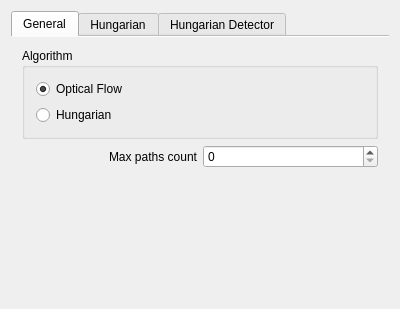
First picture: the form in trunk/src/projects/src/StartPanel/ui/PathDetectionConfig.ui, repository mk4me/sava-linux, before the edit.
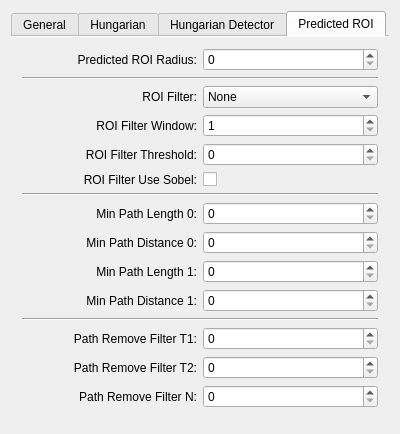
Second picture: the form after the edit. Custom widgets are drawn as their Qt base class.

Diff of the .ui file:
```diff
--- a/trunk/src/projects/src/StartPanel/ui/PathDetectionConfig.ui
+++ b/trunk/src/projects/src/StartPanel/ui/PathDetectionConfig.ui
@@ -7,7 +7,7 @@
     <x>0</x>
     <y>0</y>
     <width>400</width>
-    <height>300</height>
+    <height>395</height>
    </rect>
   </property>
   <property name="windowTitle">
@@ -17,7 +17,7 @@
    <item row="1" column="0">
     <widget class="QTabWidget" name="tabWidget">
      <property name="currentIndex">
-      <number>0</number>
+      <number>3</number>
      </property>
      <property name="documentMode">
       <bool>true</bool>
@@ -593,6 +593,266 @@
        </item>
       </layout>
      </widget>
+     <widget class="QWidget" name="tab">
+      <attribute name="title">
+       <string>Predicted ROI</string>
+      </attribute>
+      <layout class="QGridLayout" name="gridLayout_5">
+       <item row="14" column="1">
+        <widget class="QSpinBox" name="m_PathRemoveFilterN">
+         <property name="maximum">
+          <number>1000</number>
+         </property>
+        </widget>
+       </item>
+       <item row="9" column="1">
+        <widget class="QSpinBox" name="m_MinPathLength1">
+         <property name="maximum">
+          <number>1000</number>
+         </property>
+        </widget>
+       </item>
+       <item row="3" column="0">
+        <widget class="QLabel" name="label_13">
+         <property name="text">
+          <string>ROI Filter Window:</string>
+         </property>
+         <property name="alignment">
+          <set>Qt::AlignRight|Qt::AlignTrailing|Qt::AlignVCenter</set>
+         </property>
+        </widget>
+       </item>
+       <item row="0" column="0">
+        <widget class="QLabel" name="label_11">
+         <property name="text">
+          <string>Predicted ROI Radius:</string>
+         </property>
+         <property name="alignment">
+          <set>Qt::AlignRight|Qt::AlignTrailing|Qt::AlignVCenter</set>
+         </property>
+        </widget>
+       </item>
+       <item row="4" column="0">
+        <widget class="QLabel" name="label_14">
+         <property name="text">
+          <string>ROI Filter Threshold:</string>
+         </property>
+         <property name="alignment">
+          <set>Qt::AlignRight|Qt::AlignTrailing|Qt::AlignVCenter</set>
+         </property>
+        </widget>
+       </item>
+       <item row="2" column="0">
+        <widget class="QLabel" name="label_12">
+         <property name="text">
+          <string>ROI Filter:</string>
+         </property>
+         <property name="alignment">
+          <set>Qt::AlignRight|Qt::AlignTrailing|Qt::AlignVCenter</set>
+         </property>
+        </widget>
+       </item>
+       <item row="4" column="1">
+        <widget class="QSpinBox" name="m_RoiFilterThreshold">
+         <property name="maximum">
+          <number>255</number>
+         </property>
+        </widget>
+       </item>
+       <item row="5" column="0">
+        <widget class="QLabel" name="label_15">
+         <property name="text">
+          <string>ROI Filter Use Sobel:</string>
+         </property>
+         <property name="alignment">
+          <set>Qt::AlignRight|Qt::AlignTrailing|Qt::AlignVCenter</set>
+         </property>
+        </widget>
+       </item>
+       <item row="5" column="1">
+        <widget class="QCheckBox" name="m_RoiFilterSobel">
+         <property name="text">
+          <string/>
+         </property>
+        </widget>
+       </item>
+       <item row="7" column="0">
+        <widget class="QLabel" name="label_16">
+         <property name="text">
+          <string>Min Path Length 0:</string>
+         </property>
+         <property name="alignment">
+          <set>Qt::AlignRight|Qt::AlignTrailing|Qt::AlignVCenter</set>
+         </property>
+        </widget>
+       </item>
+       <item row="0" column="1">
+        <widget class="QSpinBox" name="m_PredictedRoiRadius">
+         <property name="maximum">
+          <number>1000</number>
+         </property>
+        </widget>
+       </item>
+       <item row="2" column="1">
+        <widget class="QComboBox" name="m_RoiFilter">
+         <item>
+          <property name="text">
+           <string>None</string>
+          </property>
+         </item>
+         <item>
+          <property name="text">
+           <string>Variance</string>
+          </property>
+         </item>
+         <item>
+          <property name="text">
+           <string>Gradient Magnitude</string>
+          </property>
+         </item>
+        </widget>
+       </item>
+       <item row="3" column="1">
+        <widget class="QSpinBox" name="m_RoiFilterWindow">
+         <property name="minimum">
+          <number>1</number>
+         </property>
+         <property name="maximum">
+          <number>100</number>
+         </property>
+        </widget>
+       </item>
+       <item row="12" column="1">
+        <widget class="QSpinBox" name="m_PathRemoveFilterT1">
+         <property name="maximum">
+          <number>1000</number>
+         </property>
+        </widget>
+       </item>
+       <item row="7" column="1">
+        <widget class="QSpinBox" name="m_MinPathLength0">
+         <property name="maximum">
+          <number>1000</number>
+         </property>
+        </widget>
+       </item>
+       <item row="16" column="0" colspan="2">
+        <spacer name="verticalSpacer_4">
+         <property name="orientation">
+          <enum>Qt::Vertical</enum>
+         </property>
+         <property name="sizeHint" stdset="0">
+          <size>
+           <width>20</width>
+           <height>40</height>
+          </size>
+         </property>
+        </spacer>
+       </item>
+       <item row="9" column="0">
+        <widget class="QLabel" name="label_18">
+         <property name="text">
+          <string>Min Path Length 1:</string>
+         </property>
+         <property name="alignment">
+          <set>Qt::AlignRight|Qt::AlignTrailing|Qt::AlignVCenter</set>
+         </property>
+        </widget>
+       </item>
+       <item row="10" column="1">
+        <widget class="QSpinBox" name="m_MinPathDistance1">
+         <property name="maximum">
+          <number>1000</number>
+         </property>
+        </widget>
+       </item>
+       <item row="13" column="0">
+        <widget class="QLabel" name="label_21">
+         <property name="text">
+          <string>Path Remove Filter T2:</string>
+         </property>
+         <property name="alignment">
+          <set>Qt::AlignRight|Qt::AlignTrailing|Qt::AlignVCenter</set>
+         </property>
+        </widget>
+       </item>
+       <item row="10" column="0">
+        <widget class="QLabel" name="label_19">
+         <property name="text">
+          <string>Min Path Distance 1:</string>
+         </property>
+         <property name="alignment">
+          <set>Qt::AlignRight|Qt::AlignTrailing|Qt::AlignVCenter</set>
+         </property>
+        </widget>
+       </item>
+       <item row="14" column="0">
+        <widget class="QLabel" name="label_22">
+         <property name="text">
+          <string>Path Remove Filter N:</string>
+         </property>
+         <property name="alignment">
+          <set>Qt::AlignRight|Qt::AlignTrailing|Qt::AlignVCenter</set>
+         </property>
+        </widget>
+       </item>
+       <item row="12" column="0">
+        <widget class="QLabel" name="label_20">
+         <property name="text">
+          <string>Path Remove Filter T1:</string>
+         </property>
+         <property name="alignment">
+          <set>Qt::AlignRight|Qt::AlignTrailing|Qt::AlignVCenter</set>
+         </property>
+        </widget>
+       </item>
+       <item row="8" column="0">
+        <widget class="QLabel" name="label_17">
+         <property name="text">
+          <string>Min Path Distance 0:</string>
+         </property>
+         <property name="alignment">
+          <set>Qt::AlignRight|Qt::AlignTrailing|Qt::AlignVCenter</set>
+         </property>
+        </widget>
+       </item>
+       <item row="13" column="1">
+        <widget class="QSpinBox" name="m_PathRemoveFilterT2">
+         <property name="maximum">
+          <number>1000</number>
+         </property>
+        </widget>
+       </item>
+       <item row="8" column="1">
+        <widget class="QSpinBox" name="m_MinPathDistance0">
+         <property name="maximum">
+          <number>1000</number>
+         </property>
+        </widget>
+       </item>
+       <item row="1" column="0" colspan="2">
+        <widget class="Line" name="line_3">
+         <property name="orientation">
+          <enum>Qt::Horizontal</enum>
+         </property>
+        </widget>
+       </item>
+       <item row="6" column="0" colspan="2">
+        <widget class="Line" name="line_4">
+         <property name="orientation">
+          <enum>Qt::Horizontal</enum>
+         </property>
+        </widget>
+       </item>
+       <item row="11" column="0" colspan="2">
+        <widget class="Line" name="line_5">
+         <property name="orientation">
+          <enum>Qt::Horizontal</enum>
+         </property>
+        </widget>
+       </item>
+      </layout>
+     </widget>
     </widget>
    </item>
   </layout>
```
Left out of the diff: 265 changed lines with no effect on the pictures.
